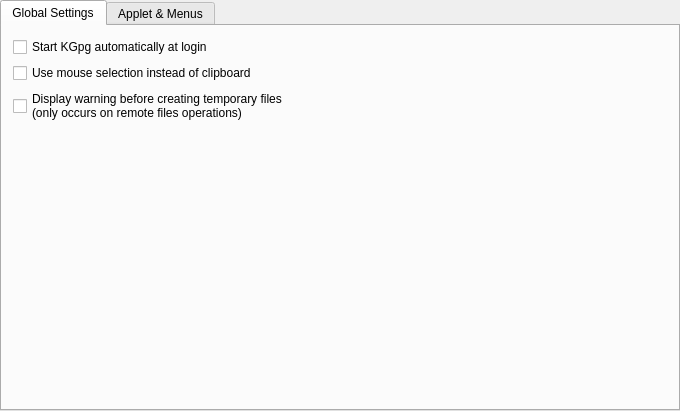
First picture: the form in conf_misc.ui, repository KDE/kgpg, before the edit.
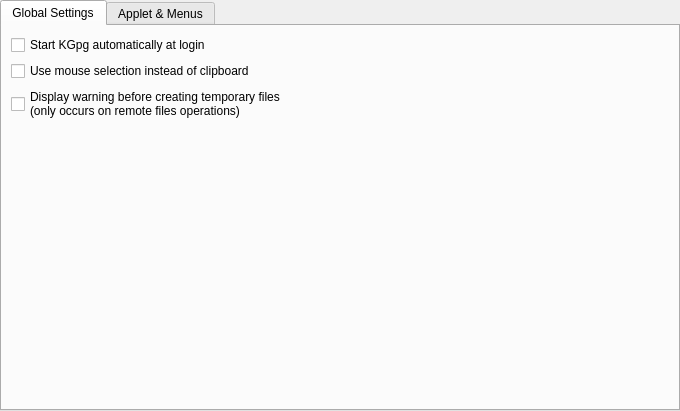
Second picture: the form after the edit. Custom widgets are drawn as their Qt base class.

Diff of the .ui file:
```diff
--- a/conf_misc.ui
+++ b/conf_misc.ui
@@ -279,7 +279,6 @@
    </item>
   </layout>
  </widget>
- <layoutdefault spacing="6" margin="11" />
   <customwidgets>
   <customwidget>
    <class>KComboBox</class>
```
